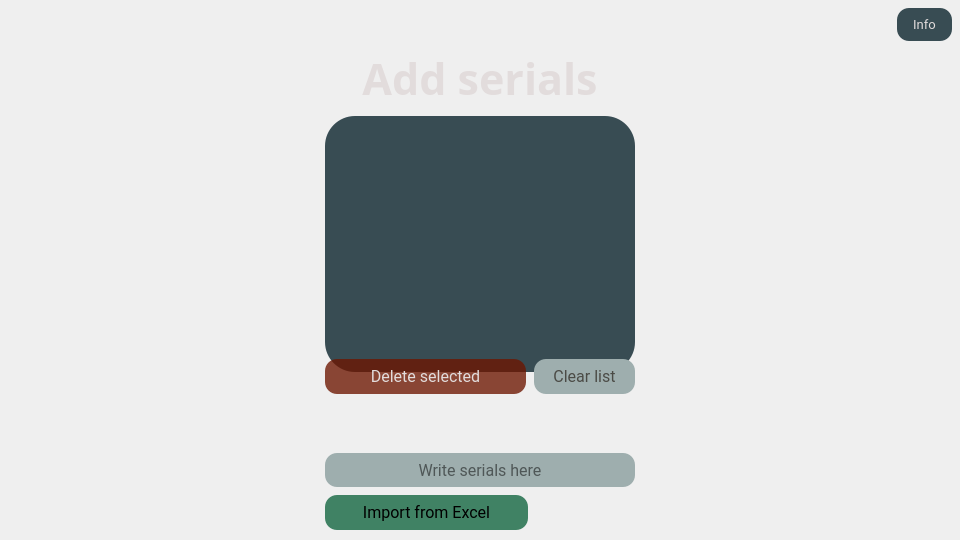
This is faultid/resources/ui/add_serials_window.ui in ionutsilviu3/CIIT as Qt 5 draws it before an edit. The edited form follows.
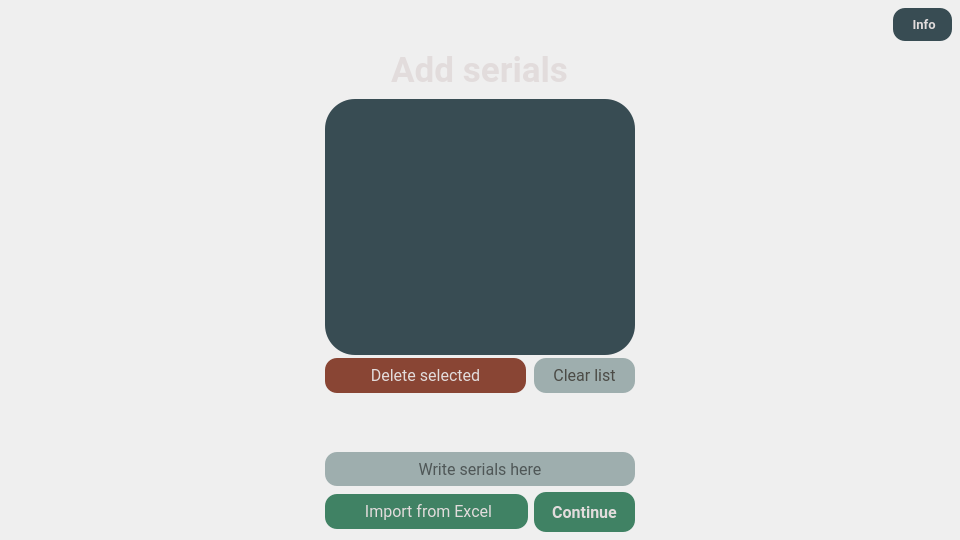
This is the edited form. Icons and pictures are not drawn.

The edit to the form file:
```diff
--- a/faultid/resources/ui/add_serials_window.ui
+++ b/faultid/resources/ui/add_serials_window.ui
@@ -63,232 +63,7 @@
    <property name="spacing">
     <number>8</number>
    </property>
-   <item row="11" column="1">
-    <layout class="QVBoxLayout" name="vl_bottom">
-     <property name="spacing">
-      <number>6</number>
-     </property>
-     <property name="topMargin">
-      <number>0</number>
-     </property>
-     <item alignment="Qt::AlignmentFlag::AlignBottom">
-      <widget class="QLabel" name="lb_error">
-       <property name="enabled">
-        <bool>false</bool>
-       </property>
-       <property name="font">
-        <font>
-         <family>Vitesco</family>
-         <pointsize>12</pointsize>
-        </font>
-       </property>
-       <property name="styleSheet">
-        <string notr="true">QLabel
-{
-color: rgba(227, 45, 0, 255);
-}
-QLabel:disabled
-{
-color: rgba(227, 45, 0, 0);
-}</string>
-       </property>
-       <property name="text">
-        <string>The serial entered is not valid! Please try another!</string>
-       </property>
-       <property name="alignment">
-        <set>Qt::AlignmentFlag::AlignCenter</set>
-       </property>
-       <property name="wordWrap">
-        <bool>true</bool>
-       </property>
-      </widget>
-     </item>
-     <item alignment="Qt::AlignmentFlag::AlignVCenter">
-      <widget class="QLineEdit" name="le_serials">
-       <property name="sizePolicy">
-        <sizepolicy hsizetype="Minimum" vsizetype="Fixed">
-         <horstretch>0</horstretch>
-         <verstretch>0</verstretch>
-        </sizepolicy>
-       </property>
-       <property name="minimumSize">
-        <size>
-         <width>128</width>
-         <height>34</height>
-        </size>
-       </property>
-       <property name="maximumSize">
-        <size>
-         <width>512</width>
-         <height>34</height>
-        </size>
-       </property>
-       <property name="sizeIncrement">
-        <size>
-         <width>0</width>
-         <height>0</height>
-        </size>
-       </property>
-       <property name="font">
-        <font>
-         <family>Roboto</family>
-         <pointsize>12</pointsize>
-        </font>
-       </property>
-       <property name="styleSheet">
-        <string notr="true">color: black;
-background-color: #9EAEAE;
-border-radius: 12px;
-padding: 8px 32px;
-</string>
-       </property>
-       <property name="inputMask">
-        <string notr="true"/>
-       </property>
-       <property name="text">
-        <string/>
-       </property>
-       <property name="alignment">
-        <set>Qt::AlignmentFlag::AlignCenter</set>
-       </property>
-       <property name="placeholderText">
-        <string>Write serials here</string>
-       </property>
-      </widget>
-     </item>
-     <item>
-      <layout class="QHBoxLayout" name="hl_bottom">
-       <item>
-        <widget class="QPushButton" name="pb_import">
-         <property name="sizePolicy">
-          <sizepolicy hsizetype="Minimum" vsizetype="Fixed">
-           <horstretch>2</horstretch>
-           <verstretch>0</verstretch>
-          </sizepolicy>
-         </property>
-         <property name="font">
-          <font>
-           <family>Roboto</family>
-           <pointsize>12</pointsize>
-           <bold>false</bold>
-           <kerning>true</kerning>
-          </font>
-         </property>
-         <property name="styleSheet">
-          <string notr="true">QPushButton {
-	
-	background-color: rgb(64, 130, 100);
-    }
-QPushButton:disabled {
-	background-color: rgba(64, 130, 100, 150);
-    }
-    QPushButton:hover {
-	
-	
-	background-color: rgb(53, 108, 83);
-    }
-
-    QPushButton:pressed {
-	
-	
-	background-color: rgb(40, 80, 61);
-    }</string>
-         </property>
-         <property name="text">
-          <string>Import from Excel</string>
-         </property>
-        </widget>
-       </item>
-       <item>
-        <widget class="QPushButton" name="pb_continue">
-         <property name="enabled">
-          <bool>false</bool>
-         </property>
-         <property name="sizePolicy">
-          <sizepolicy hsizetype="Minimum" vsizetype="Fixed">
-           <horstretch>1</horstretch>
-           <verstretch>0</verstretch>
-          </sizepolicy>
-         </property>
-         <property name="minimumSize">
-          <size>
-           <width>64</width>
-           <height>0</height>
-          </size>
-         </property>
-         <property name="maximumSize">
-          <size>
-           <width>128</width>
-           <height>16777215</height>
-          </size>
-         </property>
-         <property name="font">
-          <font>
-           <family>Vitesco</family>
-           <pointsize>12</pointsize>
-          </font>
-         </property>
-         <property name="styleSheet">
-          <string notr="true">QPushButton {
-	background-color: rgb(64, 130, 100);
-    }
-
-    QPushButton:disabled {
-	background-color: rgba(0,0,0,0);
-	color:  rgba(0,0,0,0);
-    }
-    QPushButton:hover {
-	
-	
-	background-color: rgb(53, 108, 83);
-    }
-
-    QPushButton:pressed {
-	
-	
-	background-color: rgb(40, 80, 61);
-    }</string>
-         </property>
-         <property name="text">
-          <string>Continue</string>
-         </property>
-        </widget>
-       </item>
-      </layout>
-     </item>
-    </layout>
-   </item>
-   <item row="1" column="0" colspan="3" alignment="Qt::AlignmentFlag::AlignHCenter">
-    <widget class="QLabel" name="lb_title">
-     <property name="maximumSize">
-      <size>
-       <width>16777215</width>
-       <height>16777215</height>
-      </size>
-     </property>
-     <property name="font">
-      <font>
-       <family>Vitesco</family>
-       <pointsize>32</pointsize>
-       <bold>true</bold>
-       <strikeout>false</strikeout>
-      </font>
-     </property>
-     <property name="styleSheet">
-      <string notr="true">QLabel
-{
-	color: rgb(226, 220, 220);
-}</string>
-     </property>
-     <property name="text">
-      <string>Add serials</string>
-     </property>
-     <property name="alignment">
-      <set>Qt::AlignmentFlag::AlignCenter</set>
-     </property>
-    </widget>
-   </item>
-   <item row="2" column="1">
+   <item row="3" column="1">
     <layout class="QVBoxLayout" name="vl_center">
      <property name="spacing">
       <number>16</number>
@@ -505,6 +280,49 @@
      </item>
     </layout>
    </item>
+   <item row="2" column="0">
+    <spacer name="verticalSpacer">
+     <property name="orientation">
+      <enum>Qt::Orientation::Vertical</enum>
+     </property>
+     <property name="sizeHint" stdset="0">
+      <size>
+       <width>20</width>
+       <height>40</height>
+      </size>
+     </property>
+    </spacer>
+   </item>
+   <item row="1" column="0" colspan="3" alignment="Qt::AlignmentFlag::AlignHCenter">
+    <widget class="QLabel" name="lb_title">
+     <property name="maximumSize">
+      <size>
+       <width>16777215</width>
+       <height>16777215</height>
+      </size>
+     </property>
+     <property name="font">
+      <font>
+       <family>Roboto</family>
+       <pointsize>26</pointsize>
+       <bold>true</bold>
+       <strikeout>false</strikeout>
+      </font>
+     </property>
+     <property name="styleSheet">
+      <string notr="true">QLabel
+{
+	color: rgb(226, 220, 220);
+}</string>
+     </property>
+     <property name="text">
+      <string>Add serials</string>
+     </property>
+     <property name="alignment">
+      <set>Qt::AlignmentFlag::AlignCenter</set>
+     </property>
+    </widget>
+   </item>
    <item row="0" column="2">
     <layout class="QHBoxLayout" name="horizontalLayout">
      <property name="sizeConstraint">
@@ -516,6 +334,7 @@
         <font>
          <family>Roboto</family>
          <pointsize>10</pointsize>
+         <bold>true</bold>
         </font>
        </property>
        <property name="styleSheet">
@@ -526,17 +345,269 @@
 	padding-top: 8 px;
 	padding-bottom: 8 px;
 	color: rgb(226, 220, 220);
-	background-color: #384C53
+	background-color: rgb(56, 76, 83);
     }
+
+QPushButton:hover {
+	background-color: rgb(50, 68, 74);
+}
+
+QPushButton:pressed {
+	
+	background-color: rgb(45, 61, 66);
+}</string>
+       </property>
+       <property name="text">
+        <string> Info</string>
+       </property>
+       <property name="icon">
+        <iconset resource="../icons/icons.qrc">
+         <normaloff>:/Icons/info.svg</normaloff>:/Icons/info.svg</iconset>
+       </property>
+       <property name="iconSize">
+        <size>
+         <width>24</width>
+         <height>24</height>
+        </size>
+       </property>
+      </widget>
+     </item>
+    </layout>
+   </item>
+   <item row="12" column="1">
+    <layout class="QVBoxLayout" name="vl_bottom">
+     <property name="spacing">
+      <number>6</number>
+     </property>
+     <property name="topMargin">
+      <number>0</number>
+     </property>
+     <item alignment="Qt::AlignmentFlag::AlignBottom">
+      <widget class="QLabel" name="lb_error">
+       <property name="enabled">
+        <bool>false</bool>
+       </property>
+       <property name="font">
+        <font>
+         <family>Vitesco</family>
+         <pointsize>12</pointsize>
+        </font>
+       </property>
+       <property name="styleSheet">
+        <string notr="true">QLabel
+{
+color: rgba(227, 45, 0, 255);
+}
+QLabel:disabled
+{
+color: rgba(227, 45, 0, 0);
+}</string>
+       </property>
+       <property name="text">
+        <string>The serial entered is not valid! Please try another!</string>
+       </property>
+       <property name="alignment">
+        <set>Qt::AlignmentFlag::AlignCenter</set>
+       </property>
+       <property name="wordWrap">
+        <bool>true</bool>
+       </property>
+      </widget>
+     </item>
+     <item alignment="Qt::AlignmentFlag::AlignVCenter">
+      <widget class="QLineEdit" name="le_serials">
+       <property name="sizePolicy">
+        <sizepolicy hsizetype="Minimum" vsizetype="Fixed">
+         <horstretch>0</horstretch>
+         <verstretch>0</verstretch>
+        </sizepolicy>
+       </property>
+       <property name="minimumSize">
+        <size>
+         <width>128</width>
+         <height>34</height>
+        </size>
+       </property>
+       <property name="maximumSize">
+        <size>
+         <width>512</width>
+         <height>34</height>
+        </size>
+       </property>
+       <property name="sizeIncrement">
+        <size>
+         <width>0</width>
+         <height>0</height>
+        </size>
+       </property>
+       <property name="font">
+        <font>
+         <family>Roboto</family>
+         <pointsize>12</pointsize>
+        </font>
+       </property>
+       <property name="styleSheet">
+        <string notr="true">color: black;
+background-color: #9EAEAE;
+border-radius: 12px;
+padding: 8px 32px;
 </string>
        </property>
+       <property name="inputMask">
+        <string notr="true"/>
+       </property>
        <property name="text">
-        <string>Info</string>
+        <string/>
+       </property>
+       <property name="alignment">
+        <set>Qt::AlignmentFlag::AlignCenter</set>
+       </property>
+       <property name="placeholderText">
+        <string>Write serials here</string>
        </property>
       </widget>
      </item>
+     <item>
+      <layout class="QHBoxLayout" name="hl_bottom">
+       <item>
+        <widget class="QPushButton" name="pb_import">
+         <property name="sizePolicy">
+          <sizepolicy hsizetype="Minimum" vsizetype="Fixed">
+           <horstretch>2</horstretch>
+           <verstretch>0</verstretch>
+          </sizepolicy>
+         </property>
+         <property name="font">
+          <font>
+           <family>Roboto</family>
+           <pointsize>12</pointsize>
+           <bold>false</bold>
+           <kerning>true</kerning>
+          </font>
+         </property>
+         <property name="styleSheet">
+          <string notr="true">QPushButton {
+	
+	background-color: rgb(64, 130, 100);
+	color: rgb(226, 220, 220);
+    }
+QPushButton:disabled {
+	background-color: rgba(64, 130, 100, 150);
+    }
+    QPushButton:hover {
+	
+	
+	background-color: rgb(53, 108, 83);
+    }
+
+    QPushButton:pressed {
+	
+	
+	background-color: rgb(40, 80, 61);
+    }</string>
+         </property>
+         <property name="text">
+          <string> Import from Excel</string>
+         </property>
+         <property name="icon">
+          <iconset resource="../icons/icons.qrc">
+           <normaloff>:/Icons/upload.svg</normaloff>:/Icons/upload.svg</iconset>
+         </property>
+         <property name="iconSize">
+          <size>
+           <width>24</width>
+           <height>24</height>
+          </size>
+         </property>
+        </widget>
+       </item>
+       <item>
+        <widget class="QPushButton" name="pb_continue">
+         <property name="enabled">
+          <bool>true</bool>
+         </property>
+         <property name="sizePolicy">
+          <sizepolicy hsizetype="Minimum" vsizetype="Fixed">
+           <horstretch>1</horstretch>
+           <verstretch>0</verstretch>
+          </sizepolicy>
+         </property>
+         <property name="minimumSize">
+          <size>
+           <width>100</width>
+           <height>40</height>
+          </size>
+         </property>
+         <property name="maximumSize">
+          <size>
+           <width>128</width>
+           <height>16777215</height>
+          </size>
+         </property>
+         <property name="font">
+          <font>
+           <family>Roboto</family>
+           <pointsize>12</pointsize>
+           <bold>true</bold>
+          </font>
+         </property>
+         <property name="styleSheet">
+          <string notr="true">QPushButton {
+	background-color: rgb(64, 130, 100);
+	color: rgb(226, 220, 220);
+    }
+
+    QPushButton:disabled {
+	background-color: rgba(0,0,0,0);
+	color:  rgba(0,0,0,0);
+    }
+    QPushButton:hover {
+	
+	
+	background-color: rgb(53, 108, 83);
+    }
+
+    QPushButton:pressed {
+	
+	
+	background-color: rgb(40, 80, 61);
+    }</string>
+         </property>
+         <property name="text">
+          <string>Continue</string>
+         </property>
+        </widget>
+       </item>
+      </layout>
+     </item>
     </layout>
    </item>
+   <item row="13" column="1">
+    <spacer name="verticalSpacer_2">
+     <property name="orientation">
+      <enum>Qt::Orientation::Vertical</enum>
+     </property>
+     <property name="sizeHint" stdset="0">
+      <size>
+       <width>20</width>
+       <height>40</height>
+      </size>
+     </property>
+    </spacer>
+   </item>
+   <item row="4" column="1">
+    <spacer name="verticalSpacer_3">
+     <property name="orientation">
+      <enum>Qt::Orientation::Vertical</enum>
+     </property>
+     <property name="sizeHint" stdset="0">
+      <size>
+       <width>20</width>
+       <height>40</height>
+      </size>
+     </property>
+    </spacer>
+   </item>
   </layout>
  </widget>
  <tabstops>
```
Left out of the diff: 4 changed lines with no effect on the pictures.
